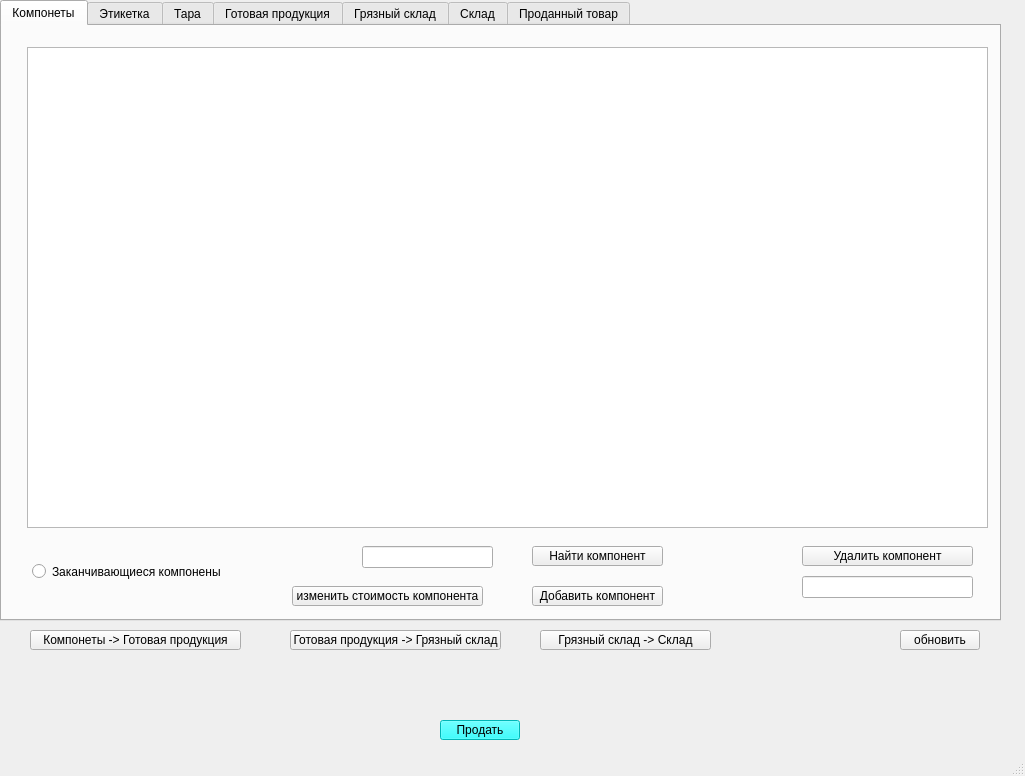
First picture: the form in main.ui, repository gbu1at/Application, before the edit.
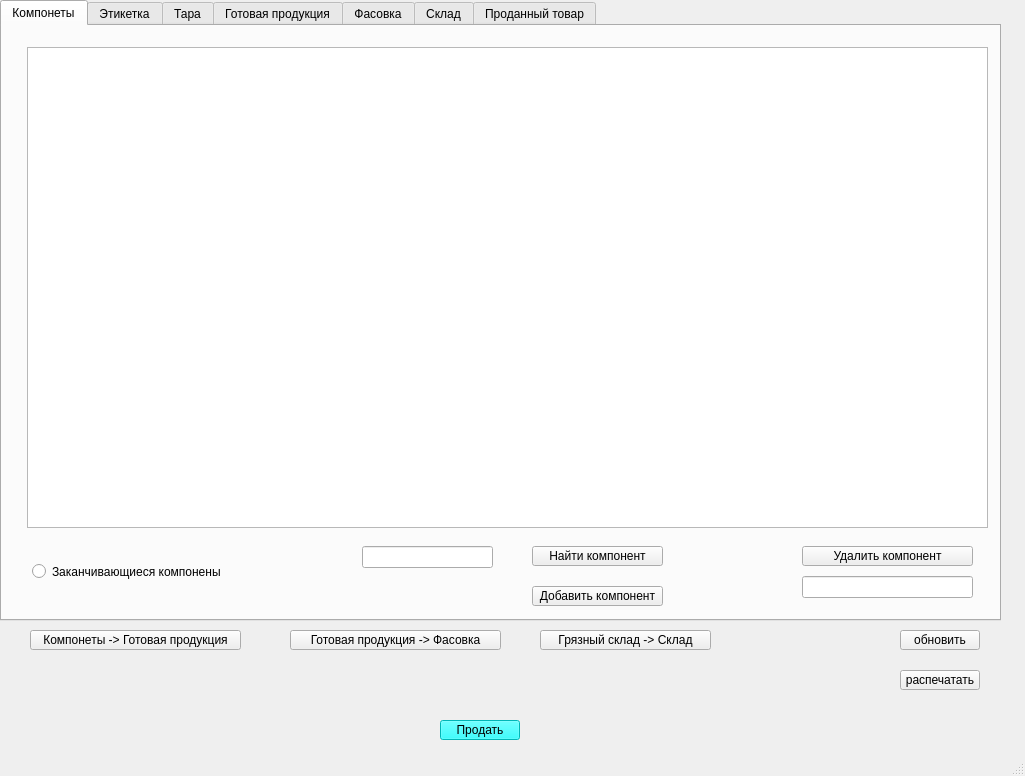
Second picture: the form after the edit. The open tabs and pages were chosen to show the change.

The edit to the form file:
```diff
--- a/main.ui
+++ b/main.ui
@@ -107,19 +107,6 @@
        <string>Добавить компонент</string>
       </property>
      </widget>
-     <widget class="QPushButton" name="btn_set_cost_component">
-      <property name="geometry">
-       <rect>
-        <x>290</x>
-        <y>560</y>
-        <width>191</width>
-        <height>20</height>
-       </rect>
-      </property>
-      <property name="text">
-       <string>изменить стоимость компонента</string>
-      </property>
-     </widget>
      <widget class="QPushButton" name="btn_del_component">
       <property name="geometry">
        <rect>
@@ -423,7 +410,7 @@
     </widget>
     <widget class="QWidget" name="tab_3">
      <attribute name="title">
-      <string>Грязный склад</string>
+      <string>Фасовка</string>
      </attribute>
      <widget class="QTableWidget" name="DirtyStockTable">
       <property name="geometry">
@@ -633,7 +620,7 @@
      </rect>
     </property>
     <property name="text">
-     <string>Готовая продукция -&gt; Грязный склад</string>
+     <string>Готовая продукция -&gt; Фасовка</string>
     </property>
    </widget>
    <widget class="QPushButton" name="btn_dirtystock__stock">
@@ -679,6 +666,19 @@
      <string>обновить</string>
     </property>
    </widget>
+   <widget class="QPushButton" name="btn_print_excel">
+    <property name="geometry">
+     <rect>
+      <x>900</x>
+      <y>670</y>
+      <width>80</width>
+      <height>20</height>
+     </rect>
+    </property>
+    <property name="text">
+     <string>распечатать</string>
+    </property>
+   </widget>
   </widget>
   <widget class="QStatusBar" name="statusbar"/>
  </widget>
```
Left out of the diff: 28 changed lines with no effect on the pictures.
